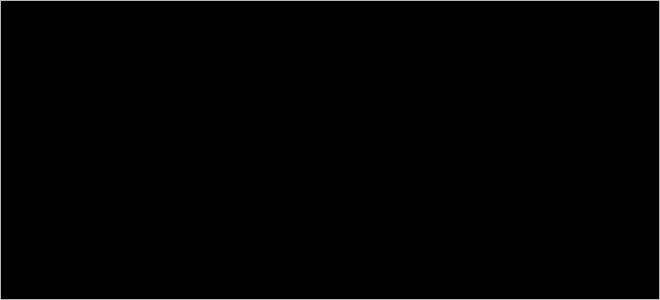
Above: src/localserveroutputview.ui from velnias75/NetMauMau-Qt-Client before the change. Below: the same form after it.
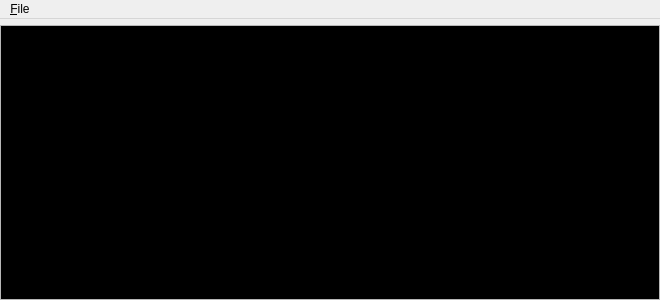
That is the form after the change. Icons and pictures are not drawn.

The edit to the form file:
```diff
--- a/src/localserveroutputview.ui
+++ b/src/localserveroutputview.ui
@@ -21,6 +21,19 @@
    <property name="margin">
     <number>0</number>
    </property>
+   <item>
+    <widget class="QMenuBar" name="menu">
+     <widget class="QMenu" name="menu_File">
+      <property name="title">
+       <string>&amp;File</string>
+      </property>
+      <addaction name="actionSettings"/>
+      <addaction name="separator"/>
+      <addaction name="actionClose"/>
+     </widget>
+     <addaction name="menu_File"/>
+    </widget>
+   </item>
    <item>
     <widget class="QPlainTextEdit" name="log">
      <property name="palette">
```
Left out of the diff: 38 changed lines with no effect on the pictures.
